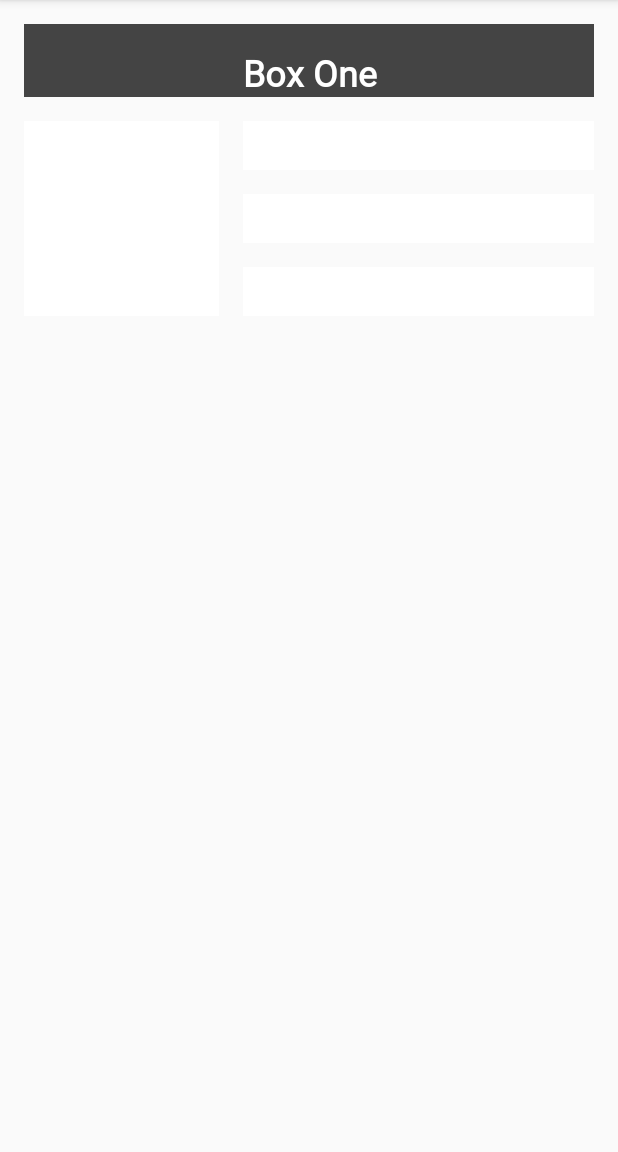
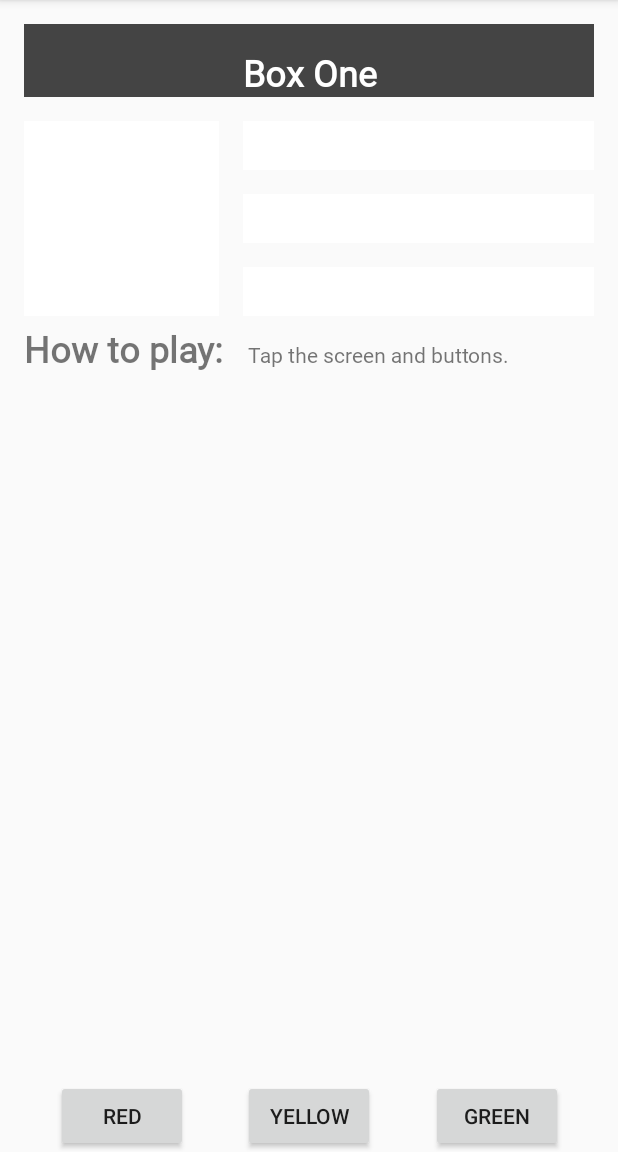
Before and after one commit to KZyeo/ColorMyViews, an Android app: the screen it shows after launch (MainActivity), after a tap on "Box One", on a phone screen of 412 x 824 dp, the part 84-1236 px from its top. Run offline under Robolectric (Android 15) with nearby library versions, the phone set to English and light mode, and no system bars.

Commit message:
ColorMyViews

```diff
--- a/app/src/main/java/com/example/colormyviews/MainActivity.kt
+++ b/app/src/main/java/com/example/colormyviews/MainActivity.kt
@@ -5,6 +5,7 @@ import androidx.appcompat.app.AppCompatActivity
 import android.os.Bundle
 import android.view.View
 import android.widget.TextView
+import kotlinx.android.synthetic.main.activity_main.*
 
 class MainActivity : AppCompatActivity() {
 
@@ -24,6 +25,10 @@ class MainActivity : AppCompatActivity() {
             R.id.box_four_text -> view.setBackgroundColor(Color.MAGENTA)
             R.id.box_five_text -> view.setBackgroundColor(Color.BLUE)
 
+            R.id.red_button -> box_three_text.setBackgroundResource(R.color.my_red)
+            R.id.yellow_button -> box_four_text.setBackgroundResource(R.color.my_yellow)
+            R.id.green_button -> box_five_text.setBackgroundResource(R.color.my_green)
+
             else -> view.setBackgroundColor(Color.LTGRAY)
         }
 
@@ -39,9 +44,13 @@ class MainActivity : AppCompatActivity() {
 
         val rootConstraintLayout = findViewById<View>(R.id.constraint_layout)
 
+        val redButton = findViewById<TextView>(R.id.red_button)
+        val greenButton = findViewById<TextView>(R.id.green_button)
+        val yellowButton = findViewById<TextView>(R.id.yellow_button)
+
         val clickableViews: List<View> =
             listOf(boxOneText, boxTwoText, boxThreeText,
-                boxFourText, boxFiveText, rootConstraintLayout)
+                boxFourText, boxFiveText, rootConstraintLayout, redButton, greenButton, yellowButton)
 
         for (item in clickableViews) {
             item.setOnClickListener { makeColored(it) }
--- a/app/src/main/res/layout/activity_main.xml
+++ b/app/src/main/res/layout/activity_main.xml
@@ -1,12 +1,11 @@
 <?xml version="1.0" encoding="utf-8"?>
 <androidx.constraintlayout.widget.ConstraintLayout xmlns:android="http://schemas.android.com/apk/res/android"
-    android:id="@+id/constraint_layout"
     xmlns:app="http://schemas.android.com/apk/res-auto"
     xmlns:tools="http://schemas.android.com/tools"
+    android:id="@+id/constraint_layout"
     android:layout_width="match_parent"
     android:layout_height="match_parent"
     tools:context=".MainActivity">
-
 
 
     <TextView
@@ -84,4 +83,69 @@
         app:layout_constraintStart_toEndOf="@+id/box_two_text"
         app:layout_constraintTop_toBottomOf="@+id/box_four_text" />
 
+    <TextView
+        android:id="@+id/label_text"
+        android:layout_width="wrap_content"
+        android:layout_height="wrap_content"
+        android:layout_marginStart="16dp"
+        android:fontFamily="@font/roboto"
+        android:text="@string/how_to_play"
+        android:textSize="24sp"
+        android:textStyle="bold"
+        app:layout_constraintBaseline_toBaselineOf="@+id/info_text"
+        app:layout_constraintStart_toStartOf="parent" />
+
+    <TextView
+        android:id="@+id/info_text"
+        android:layout_width="0dp"
+        android:layout_height="wrap_content"
+        android:layout_marginStart="16dp"
+        android:layout_marginTop="16dp"
+        android:layout_marginEnd="16dp"
+        android:layout_marginBottom="16dp"
+        android:fontFamily="@font/roboto"
+        android:text="@string/tap_the_boxes_and_buttons"
+        app:layout_constraintBottom_toBottomOf="parent"
+        app:layout_constraintEnd_toEndOf="parent"
+        app:layout_constraintHorizontal_bias="0.0"
+        app:layout_constraintStart_toEndOf="@+id/label_text"
+        app:layout_constraintTop_toBottomOf="@+id/box_two_text"
+        app:layout_constraintVertical_bias="0.0" />
+
+    <Button
+        android:id="@+id/green_button"
+        android:layout_width="wrap_content"
+        android:layout_height="wrap_content"
+        android:layout_marginEnd="16dp"
+        android:text="@string/button_green"
+        app:layout_constraintBaseline_toBaselineOf="@+id/yellow_button"
+        app:layout_constraintEnd_toEndOf="parent"
+        app:layout_constraintHorizontal_bias="0.5"
+        app:layout_constraintStart_toEndOf="@+id/yellow_button" />
+
+    <Button
+        android:id="@+id/yellow_button"
+        android:layout_width="wrap_content"
+        android:layout_height="wrap_content"
+        android:layout_marginStart="16dp"
+        android:layout_marginEnd="16dp"
+        android:text="@string/button_yellow"
+        app:layout_constraintBottom_toBottomOf="parent"
+        app:layout_constraintEnd_toStartOf="@+id/green_button"
+        app:layout_constraintHorizontal_bias="0.5"
+        app:layout_constraintStart_toEndOf="@+id/red_button"
+        app:layout_constraintTop_toBottomOf="@+id/info_text"
+        app:layout_constraintVertical_bias="1.0" />
+
+    <Button
+        android:id="@+id/red_button"
+        android:layout_width="wrap_content"
+        android:layout_height="wrap_content"
+        android:layout_marginStart="16dp"
+        android:text="@string/button_red"
+        app:layout_constraintBaseline_toBaselineOf="@+id/yellow_button"
+        app:layout_constraintEnd_toStartOf="@+id/yellow_button"
+        app:layout_constraintHorizontal_bias="0.5"
+        app:layout_constraintStart_toStartOf="parent" />
+
 </androidx.constraintlayout.widget.ConstraintLayout>
--- a/app/src/main/res/values/colors.xml
+++ b/app/src/main/res/values/colors.xml
@@ -3,4 +3,7 @@
     <color name="colorPrimary">#008577</color>
     <color name="colorPrimaryDark">#00574B</color>
     <color name="colorAccent">#D81B60</color>
+    <color name="my_green">#12C700</color>
+    <color name="my_red">#E54304</color>
+    <color name="my_yellow">#FFC107</color>
 </resources>
--- a/app/src/main/res/values/strings.xml
+++ b/app/src/main/res/values/strings.xml
@@ -5,4 +5,9 @@
     <string name="box_three">Box Three</string>
     <string name="box_four">Box Four</string>
     <string name="box_five">Box Five</string>
+    <string name="how_to_play">How to play:</string>
+    <string name="tap_the_boxes_and_buttons">Tap the screen and buttons.</string>
+    <string name="button_red">RED</string>
+    <string name="button_yellow">YELLOW</string>
+    <string name="button_green">GREEN</string>
 </resources>
```
